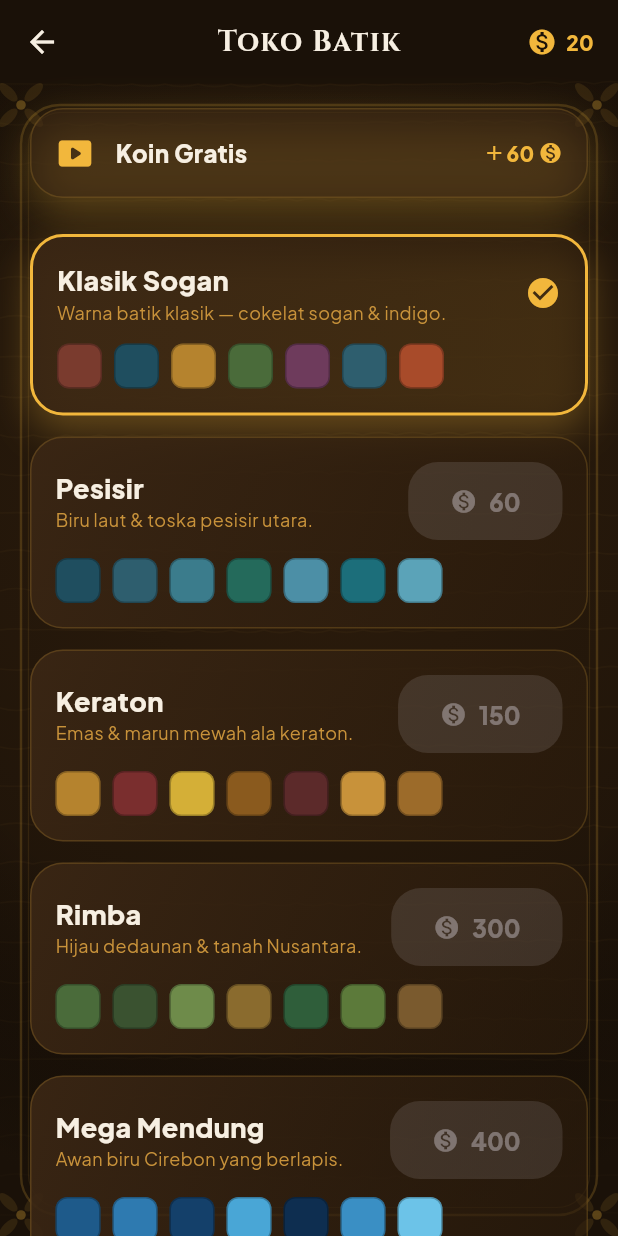
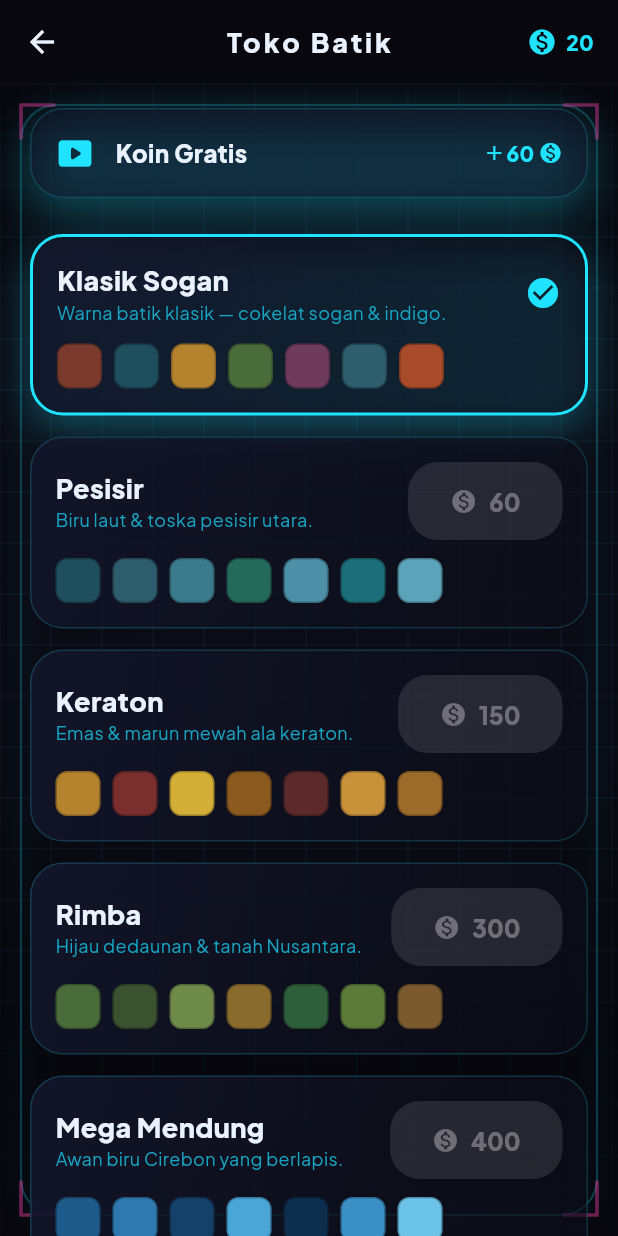
Before and after one commit to zachiesings/pusaka-blast, a Flutter app: the screen it shows after launch, item 2 of the bottom bar chosen, scrolled down 226 dp, after a tap on "Toko", on a phone screen of 412 x 824 dp. Run offline on Flutter 3.47's test engine with Material 3 defaults, Android fonts, the phone set to English and light mode, and no system bars; our stand-ins replace audioplayers, google_mobile_ads, shared_preferences; network calls fail.

Commit message:
feat(design): 100% new visual identity — Neon Grid arcade (was batik)
- Palette recolored to neon (cyan hero / magenta+lime accents) on deep void black; field names kept so all screens recolor automatically
- BatikTile -> glossy glowing neon blocks (no batik stamp); block colors -> neon set
- Backgrounds rewritten: synthwave perspective grid + horizon glow + neon particles/orbs; home frame -> glowing neon border w/ corner accents
- Display type Cinzel serif -> Jakarta geometric + cyan glow
- v1.1.0

Co-Authored-By: Claude Opus 4.8 (1M context) <noreply@anthropic.com>

```diff
--- a/lib/core/constants.dart
+++ b/lib/core/constants.dart
@@ -49,41 +49,43 @@ class K {
 class Palette {
   Palette._();
 
-  // === "PENDOPO EMAS" — warm, regal golden-batik identity (distinct from Tiles) ===
-  static const Color bg0      = Color(0xFF1A1108); // deepest warm sogan night
-  static const Color bg1      = Color(0xFF2C1C0C); // espresso batik
-  static const Color panel    = Color(0xFF3A2614); // raised teak wood panel
-  static const Color panelHi  = Color(0xFF4E331A); // highlighted wood
-  static const Color gridCell = Color(0xFF2E1F10); // empty board cell
-  static const Color gridLine = Color(0xFF53381E);
+  // === "NEON GRID" — dark cyber-arcade identity (distinct from Tiles' batik) ===
+  // Same field NAMES kept (gold = hero accent, cream = text, etc.) so every
+  // screen recolors automatically; only the VALUES changed to neon.
+  static const Color bg0      = Color(0xFF07070D); // deepest void black
+  static const Color bg1      = Color(0xFF0C0D18); // night blue-black
+  static const Color panel    = Color(0xFF13162A); // glassy dark panel
+  static const Color panelHi  = Color(0xFF1E2440); // raised glass / hover
+  static const Color gridCell = Color(0xFF10131F); // empty board cell
+  static const Color gridLine = Color(0xFF2B3360); // faint neon grid line
 
-  static const Color gold     = Color(0xFFF2B73C); // prada gold (hero)
-  static const Color goldLt   = Color(0xFFFCD675);
-  static const Color goldSoft = Color(0xFFC8923A);
-  static const Color cream    = Color(0xFFF7EFE2); // kuning gading
-  static const Color ink      = Color(0xFF1A1108);
+  static const Color gold     = Color(0xFF1FE3FF); // electric cyan (hero accent)
+  static const Color goldLt   = Color(0xFF8BF4FF); // light cyan glow
+  static const Color goldSoft = Color(0xFF16A6C4); // dim cyan
+  static const Color cream    = Color(0xFFEAF2FF); // cool white text
+  static const Color ink      = Color(0xFF06080F); // near-black (on bright btns)
 
-  // warm accents
-  static const Color coral    = Color(0xFFE8744C); // senja terracotta
-  static const Color maroon   = Color(0xFFB23A4E); // marun
-  static const Color jade     = Color(0xFF2FA987); // gamelan jade
+  // neon accents
+  static const Color coral    = Color(0xFFFF3DAE); // neon magenta
+  static const Color maroon   = Color(0xFFFF2E63); // hot pink-red
+  static const Color jade     = Color(0xFF9DFF3D); // neon lime
 
   static const LinearGradient brand = LinearGradient(
-    colors: [goldLt, gold, coral],
+    colors: [goldLt, Color(0xFFB14DFF), coral], // cyan → violet → magenta sweep
     begin: Alignment.topLeft, end: Alignment.bottomRight,
   );
 
   static List<BoxShadow> glow(Color c, {double blur = 26, double y = 10, double a = 0.5}) =>
       [BoxShadow(color: c.withOpacity(a), blurRadius: blur, offset: Offset(0, y))];
 
-  // Block colors — rich, saturated, warm-led batik tones.
+  // Block colors — vivid neon set (cyber arcade).
   static const List<Color> blockColors = <Color>[
-    Color(0xFFE8744C), // terracotta
-    Color(0xFFF2B73C), // prada gold
-    Color(0xFF2FA987), // jade
-    Color(0xFFB23A4E), // marun
-    Color(0xFFD98A2B), // amber sogan
-    Color(0xFF8C5BA6), // plum
-    Color(0xFF3F8C7A), // teal tua
+    Color(0xFF1FE3FF), // cyan
+    Color(0xFFFF3DAE), // magenta
+    Color(0xFF9DFF3D), // lime
+    Color(0xFFB14DFF), // violet
+    Color(0xFFFFD23D), // electric yellow
+    Color(0xFFFF6B35), // neon orange
+    Color(0xFF3D8BFF), // electric blue
   ];
 }
--- a/lib/core/theme.dart
+++ b/lib/core/theme.dart
@@ -2,7 +2,7 @@ import 'package:flutter/material.dart';
 import 'constants.dart';
 import 'motion.dart';
 
-/// Premium "Pendopo Emas" theme — Plus Jakarta Sans + warm batik tokens.
+/// Premium "Neon Grid" theme — Plus Jakarta Sans + dark cyber-arcade tokens.
 ThemeData buildTheme() {
   const font = 'Jakarta';
   final base = ThemeData.dark(useMaterial3: true);
@@ -26,8 +26,8 @@ ThemeData buildTheme() {
       centerTitle: true,
       foregroundColor: Palette.cream,
       titleTextStyle: TextStyle(
-          fontFamily: 'Cinzel', fontWeight: FontWeight.w700, fontSize: 19,
-          letterSpacing: 1, color: Palette.cream),
+          fontFamily: 'Jakarta', fontWeight: FontWeight.w800, fontSize: 18,
+          letterSpacing: 2, color: Palette.cream),
     ),
     elevatedButtonTheme: ElevatedButtonThemeData(
       style: ElevatedButton.styleFrom(
--- a/lib/features/game/widgets/game_backdrop.dart
+++ b/lib/features/game/widgets/game_backdrop.dart
@@ -3,10 +3,10 @@ import 'package:flutter/material.dart';
 import 'package:flutter/scheduler.dart';
 import '../../../core/constants.dart';
 
-/// A living in-game backdrop for Pusaka Blast — a Javanese pendopo at night:
-/// drifting kawung batik motifs, a swaying wayang *gunungan* silhouette, rising
-/// gold embers and soft pendopo light. Self-animated via a [Ticker]; cheap
-/// enough to sit behind the board every frame.
+/// A living in-game backdrop for Pusaka Blast — a NEON GRID arcade scene:
+/// a synthwave perspective grid marching toward a glowing horizon, drifting
+/// neon star particles and soft cyan/magenta glow orbs. Self-animated via a
+/// [Ticker]; cheap enough to sit behind the board every frame.
 class GameBackdrop extends StatefulWidget {
   const GameBackdrop({super.key});
 
@@ -47,110 +47,91 @@ class _BackdropPainter extends CustomPainter {
   @override
   void paint(Canvas canvas, Size size) {
     final w = size.width, h = size.height;
+    final horizon = h * 0.46;
 
-    // 1) warm night gradient
+    // 1) deep void gradient
     canvas.drawRect(
       Offset.zero & size,
       Paint()
         ..shader = const LinearGradient(
           begin: Alignment.topCenter,
           end: Alignment.bottomCenter,
-          colors: [Palette.bg0, Palette.bg1, Color(0xFF120A04)],
+          colors: [Palette.bg0, Palette.bg1, Color(0xFF0A0A16)],
           stops: [0.0, 0.55, 1.0],
         ).createShader(Offset.zero & size),
     );
 
-    // 2) soft pendopo light rays from the top
-    for (var i = 0; i < 4; i++) {
-      final cx = w * (0.2 + 0.2 * i);
-      final sway = math.sin(t * 0.4 + i) * w * 0.04;
-      final path = Path()
-        ..moveTo(cx, -10)
-        ..lineTo(cx - w * 0.12 + sway, h * 0.75)
-        ..lineTo(cx + w * 0.12 + sway, h * 0.75)
-        ..close();
-      canvas.drawPath(
-        path,
+    // 2) soft cyan/magenta sky glow + glowing horizon line
+    canvas.drawRect(
+      Rect.fromLTWH(0, 0, w, horizon),
+      Paint()
+        ..shader = LinearGradient(
+          begin: Alignment.topCenter,
+          end: Alignment.bottomCenter,
+          colors: [Palette.coral.withOpacity(0.05), Palette.gold.withOpacity(0.10)],
+        ).createShader(Rect.fromLTWH(0, 0, w, horizon)),
+    );
+    canvas.drawLine(
+      Offset(0, horizon),
+      Offset(w, horizon),
+      Paint()
+        ..color = Palette.gold.withOpacity(0.55)
+        ..strokeWidth = 2
+        ..maskFilter = const MaskFilter.blur(BlurStyle.normal, 6),
+    );
+
+    // 3) synthwave perspective grid below the horizon
+    final cx = w * 0.5;
+    final grid = Paint()
+      ..color = Palette.gold.withOpacity(0.22)
+      ..style = PaintingStyle.stroke
+      ..strokeWidth = 1.1;
+    for (var i = -6; i <= 6; i++) {
+      final bx = cx + i * (w * 0.16);
+      canvas.drawLine(Offset(cx + i * (w * 0.02), horizon), Offset(bx, h), grid);
+    }
+    for (var i = 0; i < 12; i++) {
+      final p = ((t * 0.15 + i / 12.0) % 1.0);
+      final y = horizon + (h - horizon) * (p * p); // ease → perspective
+      canvas.drawLine(
+        Offset(0, y),
+        Offset(w, y),
         Paint()
-          ..shader = LinearGradient(
-            begin: Alignment.topCenter,
-            end: Alignment.bottomCenter,
-            colors: [Palette.gold.withOpacity(0.05), Palette.gold.withOpacity(0.0)],
-          ).createShader(Rect.fromLTWH(0, 0, w, h)),
+          ..color = Palette.gold.withOpacity(0.06 + 0.16 * p)
+          ..strokeWidth = 1.1,
       );
     }
 
-    // 3) drifting kawung batik motifs (parallax, wrap)
-    final motif = Paint()
-      ..color = Palette.gold.withOpacity(0.05)
-      ..style = PaintingStyle.stroke
-      ..strokeWidth = 1.4;
-    for (var i = 0; i < 5; i++) {
-      final r = w * (0.16 + 0.05 * (i % 3));
-      final speed = 8 + i * 3.0;
-      final x = (w * 0.5 + i * 137.0 + t * speed) % (w + 2 * r) - r;
-      final y = (h * (0.18 + 0.16 * i) + math.sin(t * 0.3 + i) * 12);
-      _kawung(canvas, Offset(x, y), r, motif);
+    // 4) drifting neon star particles in the sky
+    for (var i = 0; i < 26; i++) {
+      final seed = i * 0.618;
+      final x = w * ((seed + 0.04 * math.sin(t * 0.5 + i)) % 1.0);
+      final y = horizon * ((seed * 1.7) % 1.0);
+      final tw = 0.4 + 0.6 * (0.5 + 0.5 * math.sin(t * 2 + i));
+      final c = (i % 3 == 0) ? Palette.coral : (i % 3 == 1) ? Palette.gold : Palette.jade;
+      canvas.drawCircle(
+        Offset(x, y),
+        1.0 + (i % 3) * 0.7,
+        Paint()
+          ..color = c.withOpacity(0.5 * tw)
+          ..maskFilter = const MaskFilter.blur(BlurStyle.normal, 2),
+      );
     }
 
-    // 4) swaying gunungan (wayang mountain) silhouette at bottom-centre
-    canvas.save();
-    canvas.translate(w * 0.5, h);
-    canvas.rotate(math.sin(t * 0.5) * 0.03);
-    _gunungan(canvas, w * 0.34, h * 0.5);
-    canvas.restore();
-
-    // 5) rising gold embers
-    final ember = Paint()..color = Palette.goldLt;
-    for (var i = 0; i < 20; i++) {
-      final seed = i * 0.618;
-      final speed = 14 + (i % 5) * 6.0;
-      final y = h - ((t * speed + i * 90.0) % (h + 40)) + 20;
-      final x = w * ((seed + 0.12 * math.sin(t * 0.6 + i)) % 1.0);
-      final tw = 0.4 + 0.6 * (0.5 + 0.5 * math.sin(t * 2 + i));
-      canvas.drawCircle(Offset(x, y), 1.4 + (i % 3) * 0.5,
-          ember..color = Palette.goldLt.withOpacity(0.35 * tw));
-    }
+    // 5) two soft neon glow orbs drifting
+    _orb(canvas, Offset(w * (0.25 + 0.05 * math.sin(t * 0.3)), horizon * 0.5), w * 0.5, Palette.gold);
+    _orb(canvas, Offset(w * (0.78 + 0.05 * math.cos(t * 0.27)), horizon * 0.35), w * 0.42, Palette.coral);
   }
 
-  void _kawung(Canvas canvas, Offset c, double r, Paint p) {
-    // four-petal kawung rosette
-    for (final a in [0, 1, 2, 3]) {
-      final ang = a * math.pi / 2;
-      final oc = c + Offset(math.cos(ang), math.sin(ang)) * r * 0.5;
-      canvas.drawOval(
-        Rect.fromCenter(center: oc, width: r * 0.7, height: r * 1.1)
-            .shift(Offset.zero),
-        p,
-      );
-    }
-    canvas.drawCircle(c, r * 0.18, p);
-  }
-
-  void _gunungan(Canvas canvas, double bw, double bh) {
-    // leaf-shaped wayang mountain, pointing up, dark with a faint gold edge
-    final path = Path()
-      ..moveTo(0, -bh)
-      ..cubicTo(bw * 0.9, -bh * 0.7, bw * 0.7, -bh * 0.15, bw * 0.5, 0)
-      ..lineTo(-bw * 0.5, 0)
-      ..cubicTo(-bw * 0.7, -bh * 0.15, -bw * 0.9, -bh * 0.7, 0, -bh)
-      ..close();
-    canvas.drawPath(path, Paint()..color = const Color(0xFF0E0803).withOpacity(0.85));
-    canvas.drawPath(
-      path,
+  void _orb(Canvas canvas, Offset c, double r, Color col) {
+    canvas.drawCircle(
+      c,
+      r,
       Paint()
-        ..color = Palette.gold.withOpacity(0.18)
-        ..style = PaintingStyle.stroke
-        ..strokeWidth = 1.6,
+        ..shader = RadialGradient(
+          colors: [col.withOpacity(0.10), col.withOpacity(0.0)],
+        ).createShader(Rect.fromCircle(center: c, radius: r)),
     );
-    // a few inner ornament lines
-    final orn = Paint()
-      ..color = Palette.gold.withOpacity(0.10)
-      ..style = PaintingStyle.stroke
-      ..strokeWidth = 1.0;
-    for (var k = 1; k <= 3; k++) {
-      canvas.drawCircle(Offset(0, -bh * 0.45), bw * 0.12 * k, orn);
-    }
   }
 
   @override
--- a/lib/game/core_colors.dart
+++ b/lib/game/core_colors.dart
@@ -6,13 +6,13 @@ class CoreColors {
   CoreColors._();
 
   static const List<Color> blockColors = <Color>[
-    Color(0xFF7A3B2E), // bata — terracotta red
-    Color(0xFF1F4E5F), // indigo nila
-    Color(0xFFB5832E), // sogan kuning
-    Color(0xFF4A6B3A), // daun — leaf green
-    Color(0xFF6E3B5C), // anggur — plum
-    Color(0xFF2E5E6E), // teal pesisir
-    Color(0xFFA84B2A), // tembaga — copper
+    Color(0xFF1FE3FF), // cyan
+    Color(0xFFFF3DAE), // magenta
+    Color(0xFF9DFF3D), // lime
+    Color(0xFFB14DFF), // violet
+    Color(0xFFFFD23D), // electric yellow
+    Color(0xFFFF6B35), // neon orange
+    Color(0xFF3D8BFF), // electric blue
   ];
 
   /// The palette currently in use (set from the selected batik skin). Defaults
--- a/lib/widgets/batik.dart
+++ b/lib/widgets/batik.dart
@@ -2,70 +2,65 @@ import 'dart:math' as math;
 import 'package:flutter/material.dart';
 import '../core/constants.dart';
 
-/// Shared block-tile painter — matte carved-wood tile with a bevel + a small
-/// kawung batik stamp + gold rim. (Distinct from Tiles' glassy glowing tiles.)
+/// Shared block-tile painter — glossy NEON tile: a rounded glass block with a
+/// bright top gloss and a glowing rim in its own colour. (Distinct from Tiles'
+/// batik tiles.) Public API unchanged so all callers keep working.
 class BatikTile {
   BatikTile._();
 
   static void paint(Canvas canvas, Rect rect, Color color, {double opacity = 1}) {
     final r = rect.deflate(rect.width * 0.06);
-    final radius = Radius.circular(rect.width * 0.22);
+    final radius = Radius.circular(rect.width * 0.26);
     final rr = RRect.fromRectAndRadius(r, radius);
-    canvas.drawRRect(rr.shift(const Offset(0, 2)),
-        Paint()..color = Colors.black.withOpacity(0.28 * opacity));
+
+    // outer neon glow
+    canvas.drawRRect(
+      rr,
+      Paint()
+        ..color = color.withOpacity(0.45 * opacity)
+        ..maskFilter = MaskFilter.blur(BlurStyle.normal, rect.width * 0.10),
+    );
+    // glass body — darker base so the neon rim reads as light
     canvas.drawRRect(
       rr,
       Paint()
         ..shader = LinearGradient(
           begin: Alignment.topCenter,
           end: Alignment.bottomCenter,
-          colors: [Color.lerp(color, Colors.white, 0.16)!, color, Color.lerp(color, Colors.black, 0.12)!],
+          colors: [
+            Color.lerp(color, Colors.white, 0.30)!,
+            color,
+            Color.lerp(color, Colors.black, 0.45)!,
+          ],
+          stops: const [0.0, 0.5, 1.0],
         ).createShader(r),
     );
+    // top gloss highlight
     canvas.drawRRect(
-      RRect.fromRectAndRadius(Rect.fromLTWH(r.left, r.top, r.width, r.height * 0.4), radius),
-      Paint()..color = Colors.white.withOpacity(0.14 * opacity),
+      RRect.fromRectAndRadius(
+          Rect.fromLTWH(r.left, r.top, r.width, r.height * 0.42), radius),
+      Paint()..color = Colors.white.withOpacity(0.22 * opacity),
     );
-    final cx = r.center.dx, cy = r.center.dy, s = r.width * 0.26;
-    final motif = Paint()
-      ..color = Palette.cream.withOpacity(0.24 * opacity)
-      ..style = PaintingStyle.stroke
-      ..strokeWidth = r.width * 0.035;
-    // carved kawung medallion: four petals around the centre
-    for (final a in [0, 1, 2, 3]) {
-      final ang = a * math.pi / 2 + math.pi / 4;
-      final oc = Offset(cx + math.cos(ang) * s * 0.6, cy + math.sin(ang) * s * 0.6);
-      canvas.drawOval(
-        Rect.fromCenter(center: oc, width: s * 0.8, height: s * 1.25),
-        motif,
-      );
-    }
-    canvas.drawCircle(Offset(cx, cy), s * 0.22,
-        Paint()..color = Palette.cream.withOpacity(0.3 * opacity));
-    // corner studs
-    final stud = Paint()..color = Palette.goldSoft.withOpacity(0.5 * opacity);
-    for (final off in [
-      Offset(r.left + r.width * 0.16, r.top + r.height * 0.16),
-      Offset(r.right - r.width * 0.16, r.top + r.height * 0.16),
-      Offset(r.left + r.width * 0.16, r.bottom - r.height * 0.16),
-      Offset(r.right - r.width * 0.16, r.bottom - r.height * 0.16),
-    ]) {
-      canvas.drawCircle(off, r.width * 0.035, stud);
-    }
-    // gold rim
+    // small inner core sheen
+    canvas.drawCircle(
+      Offset(r.center.dx, r.top + r.height * 0.30),
+      r.width * 0.12,
+      Paint()..color = Colors.white.withOpacity(0.18 * opacity),
+    );
+    // bright neon rim
     canvas.drawRRect(
       rr,
       Paint()
-        ..color = Palette.goldSoft.withOpacity(0.55 * opacity)
+        ..color = Color.lerp(color, Colors.white, 0.35)!.withOpacity(0.9 * opacity)
         ..style = PaintingStyle.stroke
-        ..strokeWidth = rect.width * 0.03,
+        ..strokeWidth = rect.width * 0.04,
     );
   }
 }
 
-/// PENDOPO EMAS background — warm wood-panel + a carved gold ornamental frame
-/// with corner flourishes + a soft warm vignette. Deliberately NOT the drifting
-/// glow-blob look; this is a regal, tactile, framed identity unique to Blast.
+/// NEON GRID background — a dark void with a faint glowing grid + a soft neon
+/// frame that gently shimmers. Deliberately NOT the batik wood-frame look; this
+/// is the cyber-arcade identity unique to Blast's new design.
 class BatikBackground extends StatefulWidget {
   final Widget child;
   final bool dim;
@@ -115,22 +110,21 @@ class _BatikBackgroundState extends State<BatikBackground>
   }
 }
 
-/// Faint warm wood grain — gentle horizontal flowing lines.
+/// Faint glowing neon grid + vignette.
 class _WoodPainter extends CustomPainter {
   const _WoodPainter();
   @override
   void paint(Canvas c, Size size) {
     final p = Paint()
       ..style = PaintingStyle.stroke
-      ..strokeWidth = 1.1
-      ..color = Palette.goldSoft.withOpacity(0.04);
-    const gap = 26.0;
+      ..strokeWidth = 1.0
+      ..color = Palette.gold.withOpacity(0.05);
+    const gap = 34.0;
+    for (double x = 0; x <= size.width; x += gap) {
+      c.drawLine(Offset(x, 0), Offset(x, size.height), p);
+    }
     for (double y = 0; y < size.height; y += gap) {
-      final path = Path()..moveTo(0, y);
-      for (double x = 0; x <= size.width; x += 22) {
-        path.quadraticBezierTo(x + 11, y + math.sin(x / 90 + y) * 3.5, x + 22, y);
-      }
-      c.drawPath(path, p);
+      c.drawLine(Offset(0, y), Offset(size.width, y), p);
     }
     // soft vignette
     c.drawRect(
@@ -139,8 +133,8 @@ class _WoodPainter extends CustomPainter {
         ..shader = RadialGradient(
           center: const Alignment(0, -0.2),
           radius: 1.1,
-          colors: [Colors.transparent, Palette.bg0.withOpacity(0.55)],
-          stops: const [0.6, 1.0],
+          colors: [Colors.transparent, Palette.bg0.withOpacity(0.65)],
+          stops: const [0.55, 1.0],
         ).createShader(Offset.zero & size),
     );
   }
@@ -149,7 +143,7 @@ class _WoodPainter extends CustomPainter {
   bool shouldRepaint(covariant _WoodPainter old) => false;
 }
 
-/// A carved gold ornamental frame with kawung corner flourishes; gently glints.
+/// A glowing neon border frame with corner accents; gently pulses.
 class _OrnamentFrame extends CustomPainter {
   final double t; // 0..1 shimmer
   _OrnamentFrame(this.t);
@@ -157,40 +151,41 @@ class _OrnamentFrame extends CustomPainter {
   @override
   void paint(Canvas c, Size size) {
     final glint = 0.5 + t * 0.5;
-    final line = Paint()
-      ..style = PaintingStyle.stroke
-      ..strokeWidth = 1.6
-      ..color = Palette.gold.withOpacity(0.32 * glint);
     final inset = 14.0;
     final rect = Rect.fromLTWH(inset, inset, size.width - inset * 2, size.height - inset * 2);
-    c.drawRRect(RRect.fromRectAndRadius(rect, const Radius.circular(26)), line);
+    final rr = RRect.fromRectAndRadius(rect, const Radius.circular(24));
+    // glow halo
     c.drawRRect(
-      RRect.fromRectAndRadius(rect.deflate(5), const Radius.circular(22)),
+      rr,
       Paint()
         ..style = PaintingStyle.stroke
-        ..strokeWidth = 0.8
-        ..color = Palette.gold.withOpacity(0.16 * glint),
+        ..strokeWidth = 3
+        ..color = Palette.gold.withOpacity(0.18 * glint)
+        ..maskFilter = const MaskFilter.blur(BlurStyle.normal, 8),
     );
-    // corner kawung flourishes
-    final fill = Paint()..color = Palette.gold.withOpacity(0.5 * glint);
-    final fillF = Paint()..color = Palette.gold.withOpacity(0.18 * glint);
-    for (final corner in [
-      rect.topLeft, rect.topRight, rect.bottomLeft, rect.bottomRight,
-    ]) {
-      _flourish(c, corner, fill, fillF);
-    }
-  }
-
-  void _flourish(Canvas c, Offset o, Paint fill, Paint fillF) {
-    c.drawCircle(o, 3.2, fill);
-    for (var k = 0; k < 4; k++) {
-      final ang = math.pi / 4 + k * math.pi / 2;
-      final p = o + Offset(math.cos(ang), math.sin(ang)) * 12;
-      c.save();
-      c.translate(p.dx, p.dy);
-      c.rotate(ang);
-      c.drawOval(Rect.fromCenter(center: Offset.zero, width: 16, height: 7), fillF);
-      c.restore();
+    // crisp neon line
+    c.drawRRect(
+      rr,
+      Paint()
+        ..style = PaintingStyle.stroke
+        ..strokeWidth = 1.4
+        ..color = Palette.gold.withOpacity(0.40 * glint),
+    );
+    // corner accent ticks (cyan + magenta)
+    const len = 22.0;
+    final corners = <List<Offset>>[
+      [rect.topLeft + const Offset(0, len), rect.topLeft, rect.topLeft + const Offset(len, 0)],
+      [rect.topRight + const Offset(0, len), rect.topRight, rect.topRight + const Offset(-len, 0)],
+      [rect.bottomLeft + const Offset(0, -len), rect.bottomLeft, rect.bottomLeft + const Offset(len, 0)],
+      [rect.bottomRight + const Offset(0, -len), rect.bottomRight, rect.bottomRight + const Offset(-len, 0)],
+    ];
+    final accent = Paint()
+      ..style = PaintingStyle.stroke
+      ..strokeWidth = 2.4
+      ..strokeCap = StrokeCap.round
+      ..color = Palette.coral.withOpacity(0.7 * glint);
+    for (final pts in corners) {
+      c.drawPath(Path()..moveTo(pts[0].dx, pts[0].dy)..lineTo(pts[1].dx, pts[1].dy)..lineTo(pts[2].dx, pts[2].dy), accent);
     }
   }
 
--- a/lib/widgets/display_text.dart
+++ b/lib/widgets/display_text.dart
@@ -33,8 +33,9 @@ class DisplayText extends StatelessWidget {
   @override
   Widget build(BuildContext context) {
     final style = TextStyle(
-      fontFamily: 'Cinzel',
+      fontFamily: 'Jakarta',
       fontVariations: [FontVariation('wght', weight)],
+      fontWeight: FontWeight.values[((weight ~/ 100).clamp(1, 9)) - 1],
       fontSize: size,
       letterSpacing: letterSpacing,
       height: 1.08,
@@ -42,7 +43,7 @@ class DisplayText extends StatelessWidget {
       shadows: emboss
           ? const [
               Shadow(color: Color(0xCC000000), blurRadius: 8, offset: Offset(0, 3)),
-              Shadow(color: Color(0x33FCD675), blurRadius: 16, offset: Offset(0, 0)),
+              Shadow(color: Color(0x661FE3FF), blurRadius: 18, offset: Offset(0, 0)),
             ]
           : null,
     );
--- a/pubspec.yaml
+++ b/pubspec.yaml
@@ -1,7 +1,7 @@
 name: pusaka_blast
-description: Pusaka Blast — teka-teki balok 8x8 bermotif batik Nusantara.
+description: Pusaka Blast — teka-teki balok 8x8 dengan tampilan neon arcade.
 publish_to: 'none'
-version: 1.0.0+1
+version: 1.1.0+2
 
 environment:
   sdk: '>=3.0.0 <4.0.0'
```
Also changed, not shown: 1 other file.
